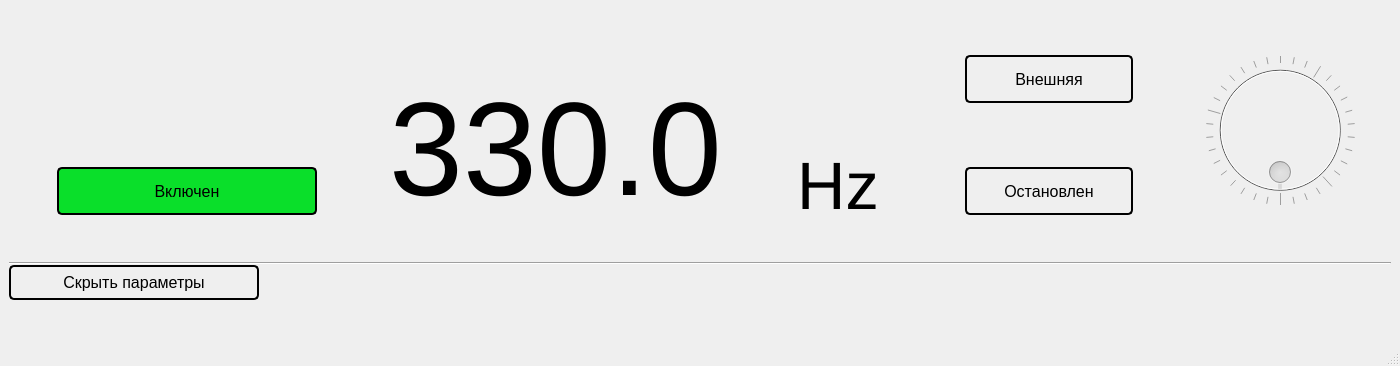
Qt form mainwindow.ui (IlyaZh/FEDAL-gui) before a commit.
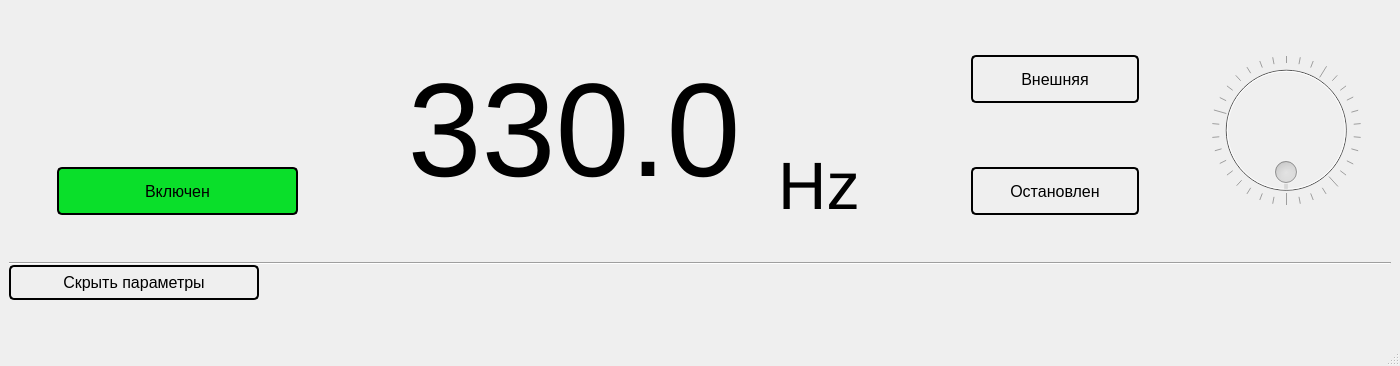
The same form after that commit.

Patch:
```diff
--- a/mainwindow.ui
+++ b/mainwindow.ui
@@ -11,7 +11,7 @@
    </rect>
   </property>
   <property name="sizePolicy">
-   <sizepolicy hsizetype="Maximum" vsizetype="Maximum">
+   <sizepolicy hsizetype="Maximum" vsizetype="Minimum">
     <horstretch>0</horstretch>
     <verstretch>0</verstretch>
    </sizepolicy>
@@ -22,6 +22,12 @@
     <height>0</height>
    </size>
   </property>
+  <property name="maximumSize">
+   <size>
+    <width>1418</width>
+    <height>16777215</height>
+   </size>
+  </property>
   <property name="font">
    <font>
     <pointsize>10</pointsize>
@@ -35,7 +41,7 @@
   </property>
   <widget class="QWidget" name="centralWidget">
    <property name="sizePolicy">
-    <sizepolicy hsizetype="Preferred" vsizetype="Maximum">
+    <sizepolicy hsizetype="Minimum" vsizetype="Maximum">
      <horstretch>0</horstretch>
      <verstretch>0</verstretch>
     </sizepolicy>
@@ -59,7 +65,7 @@
     <item row="0" column="0" colspan="2">
      <widget class="QWidget" name="controlWidget" native="true">
       <property name="sizePolicy">
-       <sizepolicy hsizetype="Maximum" vsizetype="Preferred">
+       <sizepolicy hsizetype="Minimum" vsizetype="Preferred">
         <horstretch>0</horstretch>
         <verstretch>0</verstretch>
        </sizepolicy>
@@ -135,7 +141,7 @@
        <item row="0" column="8">
         <widget class="QPushButton" name="extIntButton">
          <property name="sizePolicy">
-          <sizepolicy hsizetype="Maximum" vsizetype="Fixed">
+          <sizepolicy hsizetype="Minimum" vsizetype="Fixed">
            <horstretch>0</horstretch>
            <verstretch>0</verstretch>
           </sizepolicy>
@@ -193,7 +199,7 @@
        <item row="0" column="6" rowspan="2">
         <widget class="QLabel" name="label_6">
          <property name="sizePolicy">
-          <sizepolicy hsizetype="Maximum" vsizetype="Minimum">
+          <sizepolicy hsizetype="Minimum" vsizetype="Minimum">
            <horstretch>0</horstretch>
            <verstretch>0</verstretch>
           </sizepolicy>
@@ -217,6 +223,39 @@
          </property>
         </widget>
        </item>
+       <item row="1" column="8">
+        <widget class="QPushButton" name="startStopButton">
+         <property name="sizePolicy">
+          <sizepolicy hsizetype="Minimum" vsizetype="Fixed">
+           <horstretch>0</horstretch>
+           <verstretch>0</verstretch>
+          </sizepolicy>
+         </property>
+         <property name="minimumSize">
+          <size>
+           <width>168</width>
+           <height>48</height>
+          </size>
+         </property>
+         <property name="font">
+          <font>
+           <pointsize>12</pointsize>
+          </font>
+         </property>
+         <property name="styleSheet">
+          <string notr="true"/>
+         </property>
+         <property name="text">
+          <string>Остановлен</string>
+         </property>
+         <property name="checkable">
+          <bool>true</bool>
+         </property>
+         <property name="checked">
+          <bool>false</bool>
+         </property>
+        </widget>
+       </item>
        <item row="0" column="11" rowspan="2">
         <spacer name="horizontalSpacer">
          <property name="orientation">
@@ -249,79 +288,13 @@
          </property>
         </spacer>
        </item>
-       <item row="1" column="8">
-        <widget class="QPushButton" name="startStopButton">
-         <property name="sizePolicy">
-          <sizepolicy hsizetype="Maximum" vsizetype="Fixed">
-           <horstretch>0</horstretch>
-           <verstretch>0</verstretch>
-          </sizepolicy>
-         </property>
-         <property name="minimumSize">
-          <size>
-           <width>168</width>
-           <height>48</height>
-          </size>
-         </property>
-         <property name="font">
-          <font>
-           <pointsize>12</pointsize>
-          </font>
-         </property>
-         <property name="styleSheet">
-          <string notr="true"/>
-         </property>
-         <property name="text">
-          <string>Остановлен</string>
-         </property>
-         <property name="checkable">
-          <bool>true</bool>
-         </property>
-         <property name="checked">
-          <bool>false</bool>
-         </property>
-        </widget>
-       </item>
-       <item row="0" column="5" rowspan="2">
-        <widget class="QLabel" name="label_5">
-         <property name="sizePolicy">
-          <sizepolicy hsizetype="Maximum" vsizetype="Minimum">
-           <horstretch>0</horstretch>
-           <verstretch>0</verstretch>
-          </sizepolicy>
-         </property>
-         <property name="minimumSize">
-          <size>
-           <width>408</width>
-           <height>144</height>
-          </size>
-         </property>
-         <property name="maximumSize">
-          <size>
-           <width>16777215</width>
-           <height>16777215</height>
-          </size>
-         </property>
-         <property name="font">
-          <font>
-           <pointsize>100</pointsize>
-          </font>
-         </property>
-         <property name="text">
-          <string>330.0</string>
-         </property>
-         <property name="alignment">
-          <set>Qt::AlignBottom|Qt::AlignLeading|Qt::AlignLeft</set>
-         </property>
-        </widget>
-       </item>
        <item row="0" column="10" rowspan="2">
         <widget class="QDial" name="dial">
          <property name="enabled">
           <bool>false</bool>
          </property>
          <property name="sizePolicy">
-          <sizepolicy hsizetype="Maximum" vsizetype="Maximum">
+          <sizepolicy hsizetype="Minimum" vsizetype="Maximum">
            <horstretch>0</horstretch>
            <verstretch>0</verstretch>
           </sizepolicy>
@@ -349,6 +322,60 @@
          </property>
         </widget>
        </item>
+       <item row="0" column="2">
+        <widget class="QWidget" name="blockWidget" native="true">
+         <property name="sizePolicy">
+          <sizepolicy hsizetype="Minimum" vsizetype="Maximum">
+           <horstretch>0</horstretch>
+           <verstretch>0</verstretch>
+          </sizepolicy>
+         </property>
+         <property name="maximumSize">
+          <size>
+           <width>130</width>
+           <height>105</height>
+          </size>
+         </property>
+         <property name="styleSheet">
+          <string notr="true"/>
+         </property>
+        </widget>
+       </item>
+       <item row="0" column="3" rowspan="2">
+        <spacer name="horizontalSpacer_5">
+         <property name="orientation">
+          <enum>Qt::Horizontal</enum>
+         </property>
+         <property name="sizeType">
+          <enum>QSizePolicy::Maximum</enum>
+         </property>
+         <property name="sizeHint" stdset="0">
+          <size>
+           <width>72</width>
+           <height>20</height>
+          </size>
+         </property>
+        </spacer>
+       </item>
+       <item row="0" column="1">
+        <widget class="QWidget" name="waterWidget" native="true">
+         <property name="sizePolicy">
+          <sizepolicy hsizetype="Minimum" vsizetype="Preferred">
+           <horstretch>0</horstretch>
+           <verstretch>0</verstretch>
+          </sizepolicy>
+         </property>
+         <property name="maximumSize">
+          <size>
+           <width>130</width>
+           <height>105</height>
+          </size>
+         </property>
+         <property name="styleSheet">
+          <string notr="true"/>
+         </property>
+        </widget>
+       </item>
        <item row="1" column="1" colspan="2">
         <widget class="QPushButton" name="onOffButton">
          <property name="sizePolicy">
@@ -392,22 +419,35 @@
          </property>
         </widget>
        </item>
-       <item row="0" column="2">
-        <widget class="QWidget" name="blockWidget" native="true">
-         <property name="sizePolicy">
-          <sizepolicy hsizetype="Preferred" vsizetype="Maximum">
-           <horstretch>0</horstretch>
-           <verstretch>0</verstretch>
-          </sizepolicy>
-         </property>
-         <property name="maximumSize">
+       <item row="0" column="4" rowspan="2">
+        <widget class="QPushButton" name="frequencyButton">
+         <property name="minimumSize">
           <size>
-           <width>130</width>
-           <height>105</height>
+           <width>408</width>
+           <height>114</height>
           </size>
          </property>
+         <property name="font">
+          <font>
+           <pointsize>100</pointsize>
+          </font>
+         </property>
          <property name="styleSheet">
-          <string notr="true"/>
+          <string notr="true">QPushButton {
+	border: none;
+}
+QPushButton::checked {
+	border: 2px solid black;
+}</string>
+         </property>
+         <property name="text">
+          <string>330.0</string>
+         </property>
+         <property name="checkable">
+          <bool>true</bool>
+         </property>
+         <property name="flat">
+          <bool>true</bool>
          </property>
         </widget>
        </item>
```
Left out of the diff: 255 changed lines with no effect on the pictures.
